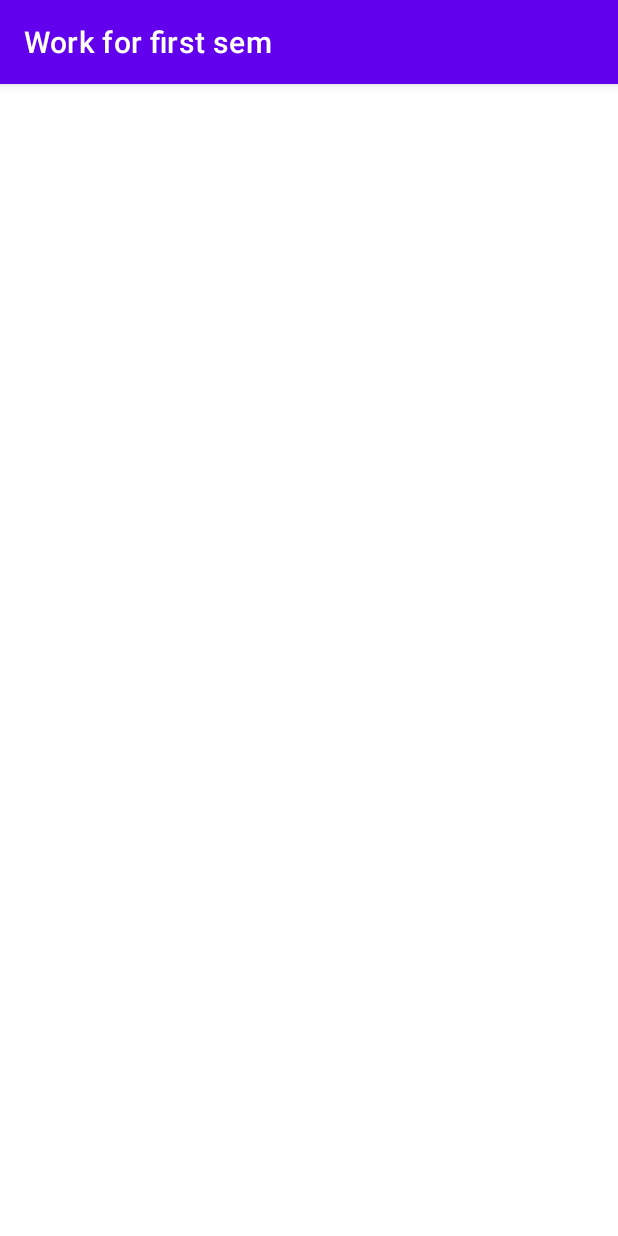
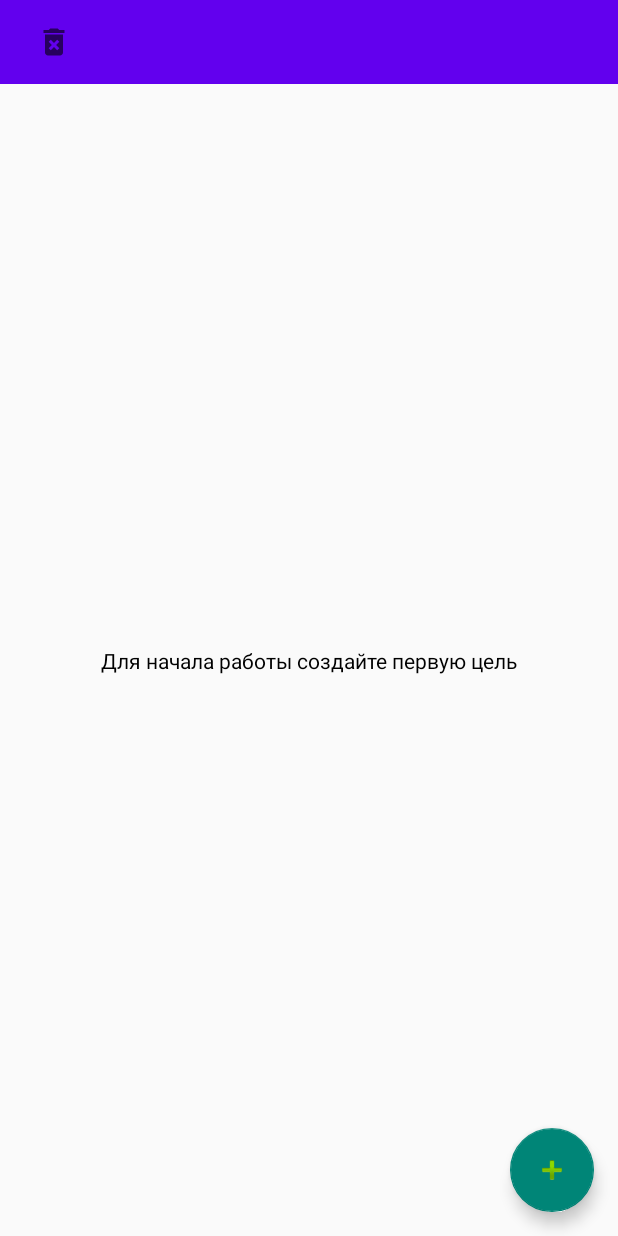
Before and after one commit to garoriz/hw_android, an Android app: the screen it shows after launch (MainActivity), on a phone screen of 412 x 824 dp. Run offline under Robolectric (Android 15) with nearby library versions, the phone set to English and light mode, and no system bars; our stand-ins replace Room's generated code, navigation-ui.

Commit message:
done hw9

```diff
--- a/app/src/main/AndroidManifest.xml
+++ b/app/src/main/AndroidManifest.xml
@@ -11,7 +11,8 @@
         android:theme="@style/Theme.WorkForFirstSem">
         <activity
             android:name=".MainActivity"
-            android:exported="true">
+            android:exported="true"
+            android:theme="@style/Theme.AppCompat.Light.NoActionBar">
             <intent-filter>
                 <action android:name="android.intent.action.MAIN" />
 
--- /dev/null
+++ b/app/src/main/java/com/example/workforfirstsem/ListTodoFragment.kt
@@ -0,0 +1,75 @@
+package com.example.workforfirstsem
+
+import android.os.Bundle
+import androidx.fragment.app.Fragment
+import android.view.View
+import android.widget.Button
+import android.widget.ImageView
+import android.widget.TextView
+import androidx.recyclerview.widget.RecyclerView
+import com.example.workforfirstsem.adapter.TodoListAdapter
+import com.example.workforfirstsem.model.AppDatabase
+import com.google.android.material.floatingactionbutton.FloatingActionButton
+
+
+class ListTodoFragment : Fragment(R.layout.fragment_list_todo) {
+
+    private var todoListAdapter: TodoListAdapter? = null
+
+    private lateinit var db: AppDatabase
+
+    override fun onViewCreated(view: View, savedInstanceState: Bundle?) {
+        super.onViewCreated(view, savedInstanceState)
+
+        db = AppDatabase(requireContext())
+
+        val todos = db.todoDao().getAll() as MutableList
+
+        todoListAdapter = TodoListAdapter({
+            showEditFragment(it)
+            todoListAdapter?.submitList(todos)
+        }, {
+            deleteTodo(it)
+            todoListAdapter?.submitList(todos)
+            activity?.supportFragmentManager?.beginTransaction()
+                ?.replace(R.id.container, ListTodoFragment())
+                ?.commit()
+        })
+
+        with(view) {
+            findViewById<RecyclerView>(R.id.todos).run {
+                adapter = todoListAdapter
+            }
+            findViewById<FloatingActionButton>(R.id.add_todo).setOnClickListener {
+                showBlankEditFragment()
+            }
+        }
+
+        if (todos.size > 0)
+            todoListAdapter?.submitList(todos)
+        else
+            view.findViewById<TextView>(R.id.textView).visibility = View.VISIBLE
+    }
+
+    private fun showEditFragment(id: Int) {
+        val bundle = Bundle()
+        bundle.putInt("id", id)
+        val editTodoFragment = EditTodoFragment()
+        editTodoFragment.arguments = bundle
+        activity?.supportFragmentManager?.beginTransaction()
+            ?.replace(R.id.container, editTodoFragment)
+            ?.commit()
+    }
+
+    private fun showBlankEditFragment() {
+        val editTodoFragment = EditTodoFragment()
+        activity?.supportFragmentManager?.beginTransaction()
+            ?.replace(R.id.container, editTodoFragment)
+            ?.commit()
+    }
+
+    private fun deleteTodo(id: Int) {
+        val todo = db.todoDao().getById(id)
+        db.todoDao().delete(todo)
+    }
+}
--- a/app/src/main/java/com/example/workforfirstsem/MainActivity.kt
+++ b/app/src/main/java/com/example/workforfirstsem/MainActivity.kt
@@ -2,13 +2,52 @@ package com.example.workforfirstsem
 
 import androidx.appcompat.app.AppCompatActivity
 import android.os.Bundle
+import android.view.View
 import androidx.navigation.fragment.NavHostFragment
+import androidx.navigation.ui.setupWithNavController
+import androidx.room.Room
+import com.example.workforfirstsem.databinding.ActivityMainBinding
+import com.example.workforfirstsem.model.AppDatabase
+import com.example.workforfirstsem.model.entity.Todo
 
 class MainActivity : AppCompatActivity() {
+
+    private lateinit var binding: ActivityMainBinding
+
+    private val listTodoFragment = ListTodoFragment()
+
+    private lateinit var db: AppDatabase
+
     override fun onCreate(savedInstanceState: Bundle?) {
         super.onCreate(savedInstanceState)
-        val controller = (supportFragmentManager.findFragmentById(R.id.container)
-                as NavHostFragment).navController
-        setContentView(R.layout.activity_main)
+
+        binding = ActivityMainBinding.inflate(layoutInflater).also {
+            setContentView(it.root)
+        }
+
+        db = AppDatabase(this)
+
+        with(binding) {
+            btnDeleteAll.setOnClickListener {
+                db.todoDao().deleteAll()
+                supportFragmentManager.beginTransaction()
+                    .replace(R.id.container, listTodoFragment)
+                    .commit()
+            }
+        }
+
+        supportFragmentManager.beginTransaction()
+            .add(R.id.container, listTodoFragment)
+            .commit()
+    }
+
+    override fun onBackPressed() {
+        if (listTodoFragment.isResumed)
+            super.onBackPressed()
+        else
+            supportFragmentManager.beginTransaction()
+                .replace(R.id.container, listTodoFragment)
+                .commit()
+
     }
 }
--- /dev/null
+++ b/app/src/main/java/com/example/workforfirstsem/adapter/TodoListAdapter.kt
@@ -0,0 +1,25 @@
+package com.example.workforfirstsem.adapter
+
+import android.view.ViewGroup
+import androidx.recyclerview.widget.ListAdapter
+import com.example.workforfirstsem.diffutils.TodoDiffItemCallback
+import com.example.workforfirstsem.model.AppDatabase
+import com.example.workforfirstsem.model.entity.Todo
+
+class TodoListAdapter(
+    private val action : (Int) -> Unit,
+    private val delete : (Int) -> Unit,
+) : ListAdapter<Todo, TodoHolder>(TodoDiffItemCallback()) {
+
+    override fun onCreateViewHolder(
+        parent: ViewGroup,
+        viewType: Int
+    ): TodoHolder = TodoHolder.create(parent, action, delete)
+
+    override fun onBindViewHolder(holder: TodoHolder, position: Int) =
+        holder.bind(getItem(position))
+
+    override fun submitList(list: MutableList<Todo>?) {
+        super.submitList(if (list == null) null else ArrayList(list))
+    }
+}
--- /dev/null
+++ b/app/src/main/java/com/example/workforfirstsem/model/AppDatabase.kt
@@ -0,0 +1,33 @@
+package com.example.workforfirstsem.model
+
+import android.content.Context
+import androidx.room.Database
+import androidx.room.Room
+import androidx.room.RoomDatabase
+import com.example.workforfirstsem.model.dao.TodoDao
+import com.example.workforfirstsem.model.entity.Todo
+
+@Database(entities = [Todo::class], version = 1)
+abstract class AppDatabase : RoomDatabase() {
+
+    abstract fun todoDao(): TodoDao
+
+    companion object {
+
+        private const val DATABASE_NAME = "todo.db"
+
+        @Volatile
+        private var instance: AppDatabase? = null
+        private val LOCK = Any()
+
+        operator fun invoke(context: Context) = instance ?: synchronized(LOCK) {
+            buildDatabase(context).also { instance = it }
+        }
+
+        private fun buildDatabase(context: Context) =
+            Room.databaseBuilder(context, AppDatabase::class.java, DATABASE_NAME)
+                .fallbackToDestructiveMigration()
+                .allowMainThreadQueries()
+                .build()
+    }
+}
--- /dev/null
+++ b/app/src/main/java/com/example/workforfirstsem/model/dao/TodoDao.kt
@@ -0,0 +1,26 @@
+package com.example.workforfirstsem.model.dao
+
+import androidx.room.*
+import com.example.workforfirstsem.model.entity.Todo
+
+@Dao
+interface TodoDao {
+
+    @Query("SELECT * FROM todo")
+    fun getAll(): List<Todo>
+
+    @Query("SELECT * FROM todo WHERE id = :id")
+    fun getById(id: Int): Todo
+
+    @Insert
+    fun save(todo: Todo)
+
+    @Update
+    fun update(todo: Todo)
+
+    @Query("DELETE FROM todo")
+    fun deleteAll()
+
+    @Delete
+    fun delete(todo: Todo)
+}
--- /dev/null
+++ b/app/src/main/res/drawable/ic_baseline_delete_forever_24.xml
@@ -0,0 +1,10 @@
+<vector xmlns:android="http://schemas.android.com/apk/res/android"
+    android:width="24dp"
+    android:height="24dp"
+    android:viewportWidth="24"
+    android:viewportHeight="24"
+    android:tint="?attr/colorControlNormal">
+  <path
+      android:fillColor="@android:color/white"
+      android:pathData="M6,19c0,1.1 0.9,2 2,2h8c1.1,0 2,-0.9 2,-2L18,7L6,7v12zM8.46,11.88l1.41,-1.41L12,12.59l2.12,-2.12 1.41,1.41L13.41,14l2.12,2.12 -1.41,1.41L12,15.41l-2.12,2.12 -1.41,-1.41L10.59,14l-2.13,-2.12zM15.5,4l-1,-1h-5l-1,1L5,4v2h14L19,4z"/>
+</vector>
--- a/app/src/main/res/layout/activity_main.xml
+++ b/app/src/main/res/layout/activity_main.xml
@@ -8,15 +8,30 @@
 
     <androidx.fragment.app.FragmentContainerView
         android:id="@+id/container"
-        android:name="androidx.navigation.fragment.NavHostFragment"
         android:layout_width="0dp"
         android:layout_height="0dp"
-        android:layout_marginBottom="72dp"
-        app:defaultNavHost="true"
         app:layout_constraintBottom_toBottomOf="parent"
         app:layout_constraintEnd_toEndOf="parent"
         app:layout_constraintStart_toStartOf="parent"
+        app:layout_constraintTop_toBottomOf="@id/toolbar" />
+
+    <Toolbar
+        android:id="@+id/toolbar"
+        android:layout_width="match_parent"
+        android:layout_height="wrap_content"
+        android:background="@color/purple_500"
         app:layout_constraintTop_toTopOf="parent"
-        app:navGraph="@navigation/nav_graph" />
+        app:layout_constraintStart_toStartOf="parent"
+        app:layout_constraintEnd_toEndOf="parent">
 
+        <ImageButton
+            android:id="@+id/btn_delete_all"
+            android:layout_width="wrap_content"
+            android:layout_height="wrap_content"
+            android:background="?android:attr/selectableItemBackgroundBorderless"
+            android:padding="8dp"
+            android:layout_margin="8dp"
+            app:srcCompat="@drawable/ic_baseline_delete_forever_24" />
+
+    </Toolbar>
 </androidx.constraintlayout.widget.ConstraintLayout>
--- /dev/null
+++ b/app/src/main/res/layout/fragment_list_todo.xml
@@ -0,0 +1,41 @@
+<?xml version="1.0" encoding="utf-8"?>
+<androidx.constraintlayout.widget.ConstraintLayout xmlns:android="http://schemas.android.com/apk/res/android"
+    xmlns:app="http://schemas.android.com/apk/res-auto"
+    xmlns:tools="http://schemas.android.com/tools"
+    android:layout_width="match_parent"
+    android:layout_height="match_parent">
+
+
+    <androidx.recyclerview.widget.RecyclerView
+        android:id="@+id/todos"
+        android:layout_width="match_parent"
+        android:layout_height="match_parent"
+        app:layoutManager="androidx.recyclerview.widget.LinearLayoutManager"
+        tools:itemCount="3"
+        tools:listitem="@layout/item_todo" />
+
+    <com.google.android.material.floatingactionbutton.FloatingActionButton
+        android:id="@+id/add_todo"
+        android:layout_width="wrap_content"
+        android:layout_height="wrap_content"
+        android:layout_margin="16dp"
+        android:src="@android:drawable/ic_input_add"
+        app:layout_constraintBottom_toBottomOf="parent"
+        app:layout_constraintEnd_toEndOf="parent"
+        tools:ignore="ContentDescription" />
+
+    <TextView
+        android:id="@+id/textView"
+        android:layout_width="wrap_content"
+        android:layout_height="wrap_content"
+        android:text="@string/welcome_text_view"
+        android:textColor="@color/black"
+        android:visibility="gone"
+        tools:layout_editor_absoluteX="203dp"
+        tools:layout_editor_absoluteY="319dp"
+        app:layout_constraintTop_toTopOf="parent"
+        app:layout_constraintStart_toStartOf="parent"
+        app:layout_constraintEnd_toEndOf="parent"
+        app:layout_constraintBottom_toBottomOf="parent"/>
+
+</androidx.constraintlayout.widget.ConstraintLayout>
--- a/app/src/main/res/values/strings.xml
+++ b/app/src/main/res/values/strings.xml
@@ -1,3 +1,7 @@
 <resources>
     <string name="app_name">Work for first sem</string>
+    <string name="welcome_text_view">Для начала работы создайте первую цель</string>
+    <string name="title">Название</string>
+    <string name="desc">Описание</string>
+    <string name="save">Сохранить</string>
 </resources>
--- a/build.gradle
+++ b/build.gradle
@@ -5,8 +5,8 @@ buildscript {
         mavenCentral()
     }
     dependencies {
-        classpath "com.android.tools.build:gradle:7.0.2"
-        classpath "org.jetbrains.kotlin:kotlin-gradle-plugin:1.5.30"
+        classpath 'com.android.tools.build:gradle:7.0.4'
+        classpath 'org.jetbrains.kotlin:kotlin-gradle-plugin:1.6.10'
 
         // NOTE: Do not place your application dependencies here; they belong
         // in the individual module build.gradle files
```
Also changed, not shown: app/build.gradle (+12 -7 lines), app/src/main/java/com/example/workforfirstsem/EditTodoFragment.kt (added, +81 -0 lines), app/src/main/java/com/example/workforfirstsem/adapter/TodoHolder.kt (added, +50 -0 lines), app/src/main/java/com/example/workforfirstsem/diffutils/TodoDiffItemCallback.kt (added, +17 -0 lines), app/src/main/java/com/example/workforfirstsem/model/entity/Todo.kt (added, +17 -0 lines), app/src/main/res/layout/fragment_edit_todo.xml (added, +54 -0 lines), app/src/main/res/layout/item_todo.xml (added, +48 -0 lines).
